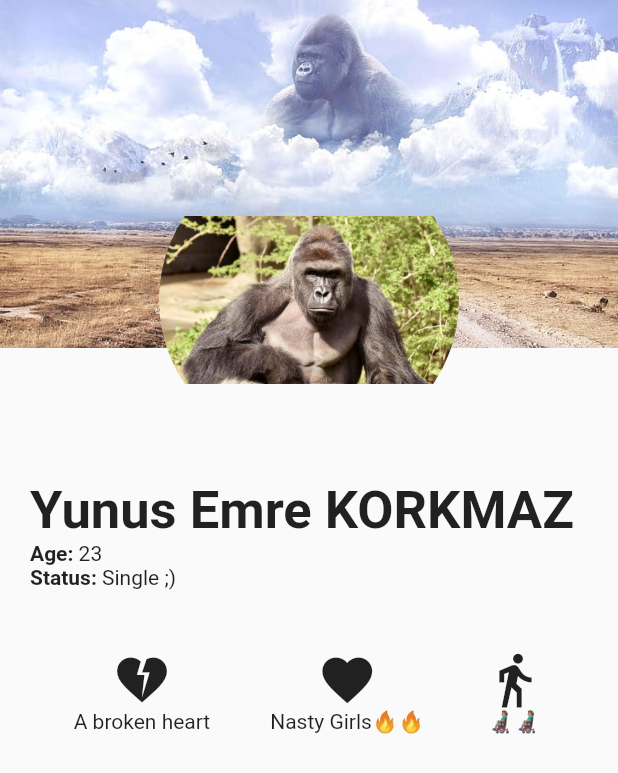
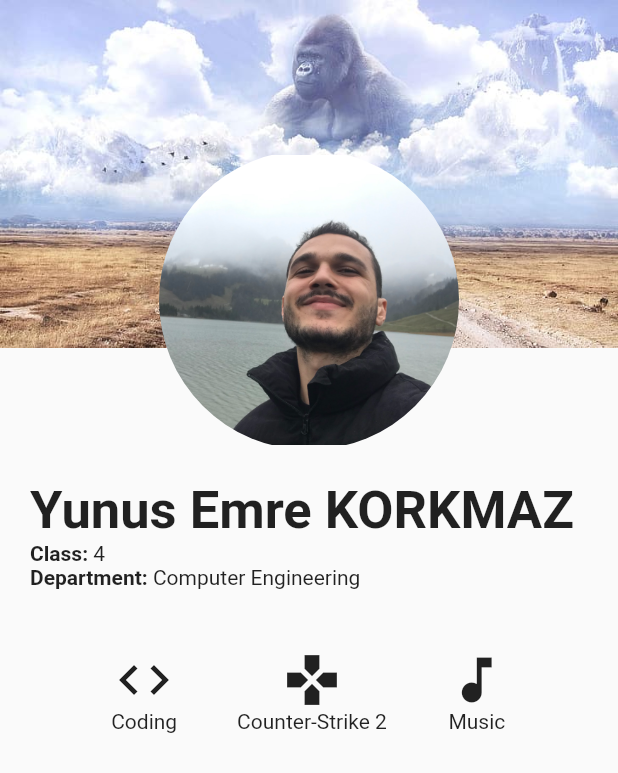
Before and after one commit to dolphinium/profile-screen-app, a Flutter app: the screen it shows after launch, on a phone screen of 412 x 824 dp. Shown: the top 773 px of the screen. Run offline on Flutter 3.47's test engine with Material 2 defaults, Android fonts, the phone set to English and light mode, and no system bars.

Commit message:
Cleaning up the mess and ready for submission ✅

```diff
--- a/lib/main.dart
+++ b/lib/main.dart
@@ -13,6 +13,7 @@ class MyApp extends StatelessWidget {
   Widget build(BuildContext context){
     return MaterialApp(
       home: ProfileScreen(),
+      debugShowCheckedModeBanner: false // to remove debug tag on top right corner
     );
   }
 
--- a/lib/profile_screen.dart
+++ b/lib/profile_screen.dart
@@ -28,7 +28,7 @@ class ProfileScreen extends StatelessWidget {
       height: 200,
       child: ClipOval(
         child: Image.asset(
-          'assets/images/profile_photo.jpg',
+          'assets/images/profile_picture.jpg',
           fit: BoxFit.fitWidth,
         ),
       ),
@@ -45,8 +45,8 @@ class ProfileScreen extends StatelessWidget {
             'Yunus Emre KORKMAZ',
             style: TextStyle(fontSize: 35, fontWeight: FontWeight.w600),
           ),
-          _buildDetailsRow('Age', '23'),
-          _buildDetailsRow('Status', 'Single ;)')
+          _buildDetailsRow('Class', '4'),
+          _buildDetailsRow('Department', 'Computer Engineering')
         ],
       ),
     );
@@ -68,9 +68,9 @@ class ProfileScreen extends StatelessWidget {
     return Row(
       mainAxisAlignment: MainAxisAlignment.center,
       children: <Widget>[
-        _buildIcon(Icons.heart_broken, "A broken heart"),
-        _buildIcon(Icons.favorite, 'Nasty Girls🔥🔥'),
-        _buildIcon(Icons.directions_walk, '👨🏽‍🦼👨🏽‍🦼')
+        _buildIcon(Icons.code, "Coding"),
+        _buildIcon(Icons.games, 'Counter-Strike 2'),
+        _buildIcon(Icons.music_note, 'Music')
       ],
     );
   }
--- a/pubspec.yaml
+++ b/pubspec.yaml
@@ -63,8 +63,8 @@ flutter:
   #   - images/a_dot_burr.jpeg
   #   - images/a_dot_ham.jpeg
   assets:
-    - assets/images/profile_photo.jpg
     - assets/images/background.jpg
+    - assets/images/profile_picture.jpg
   # An image asset can refer to one or more resolution-specific "variants", see
   # https://flutter.dev/assets-and-images/#resolution-aware
 
```
Also changed, not shown: assets/images/profile_photo.jpg (deleted), assets/images/profile_picture.jpg (added).
